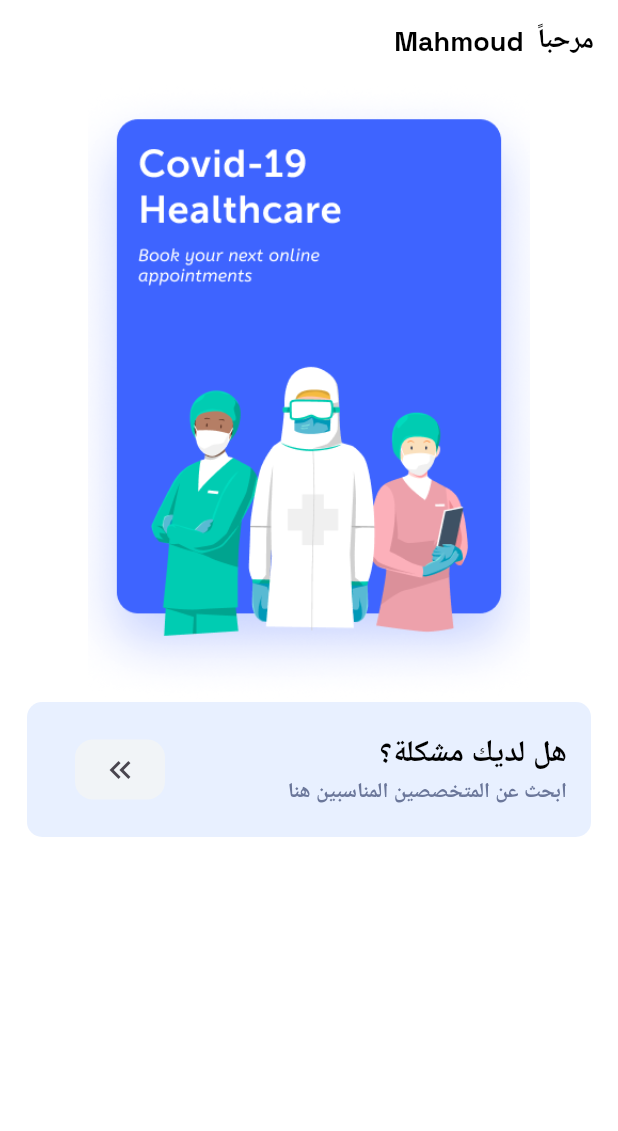
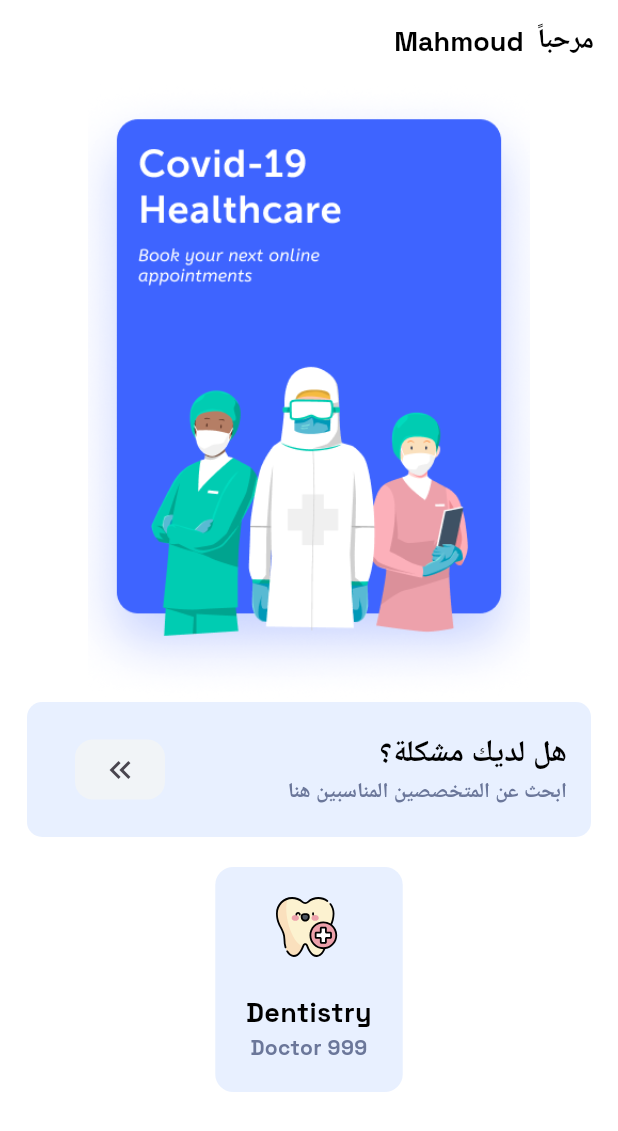
Before and after one commit to Open-Sourcers/DocLink_Flutter, a Flutter app: the HomeView screen opened by its route, on a phone screen of 412 x 824 dp. Shown: the top 1131 px of the screen. Run offline on Flutter 3.47's test engine with Material 3 defaults, Android fonts, the phone set to English and light mode, and no system bars; our stand-ins replace awesome_dialog, dartz, dio, flutter_bloc, flutter_screenutil, flutter_svg and 7 more.

Commit message:
create Custom Specialty Card

```diff
--- a/lib/core/utils/app_colors.dart
+++ b/lib/core/utils/app_colors.dart
@@ -5,6 +5,7 @@ class AppColors {
   static const Color black = Color(0xff000000);
   static const Color white = Color(0xffffffff);
   static const Color grey = Color(0xff6b779a);
+  static const Color grey200 = Color.fromARGB(255, 232, 240, 255);
   static const Color txtFieldTxtColor = Color(0xff626262);
   static const Color txtFieldFilledColor = Color(0xfff1f4ff);
 }
--- a/lib/core/utils/app_images.dart
+++ b/lib/core/utils/app_images.dart
@@ -126,6 +126,10 @@ class AppImages {
   /// assets/images/Success.svg
   static const String imagesSuccess = "assets/images/Success.svg";
 
+  /// Assets for imagesTestDentist
+  /// assets/images/test_dentist.svg
+  static const String imagesTestDentist = "assets/images/test_dentist.svg";
+
   /// Assets for imagesVerify
   /// assets/images/verify.png
   static const String imagesVerify = "assets/images/verify.png";
--- /dev/null
+++ b/lib/features/user_views/home/presentation/views/widgets/custom_specialty_card.dart
@@ -0,0 +1,50 @@
+import 'package:doc_link_project/core/utils/app_colors.dart';
+import 'package:doc_link_project/core/utils/app_images.dart';
+import 'package:doc_link_project/core/utils/styless.dart';
+import 'package:flutter/material.dart';
+import 'package:flutter_svg/svg.dart';
+
+class CustomSpecialtyCard extends StatelessWidget {
+  const CustomSpecialtyCard({
+    super.key,
+  });
+
+  @override
+  Widget build(BuildContext context) {
+    return Container(
+      height: 150,
+      width: 125,
+      decoration: BoxDecoration(
+        color: AppColors.grey200,
+        borderRadius: BorderRadius.circular(12),
+        // border: Border.all(width: 0.5)
+      ),
+      child: Padding(
+        padding: const EdgeInsets.all(8.0),
+        child: Column(
+          mainAxisAlignment: MainAxisAlignment.spaceAround,
+          children: [
+            SvgPicture.asset(
+              AppImages.imagesTestDentist,
+              fit: BoxFit.fill,
+            ),
+            // const SizedBox(height: 20),
+             Column(
+              children: [
+                Text(
+                  'Dentistry',
+                  style:
+                      Styless.textBold18.copyWith(color: AppColors.black),
+                ),
+                Text(
+                  '999 Doctor',
+                  style: Styless.textBold14.copyWith(color: AppColors.grey),
+                ),
+              ],
+            )
+          ],
+        ),
+      ),
+    );
+  }
+}
--- a/lib/features/user_views/home/presentation/views/widgets/home_view_body.dart
+++ b/lib/features/user_views/home/presentation/views/widgets/home_view_body.dart
@@ -1,3 +1,4 @@
+import 'package:doc_link_project/features/user_views/home/presentation/views/widgets/custom_specialty_card.dart';
 import 'package:doc_link_project/features/user_views/home/presentation/views/widgets/home_advertisements.dart';
 import 'package:doc_link_project/features/user_views/home/presentation/views/widgets/search_about_siutable_doctor_section.dart';
 import 'package:flutter/material.dart';
@@ -11,6 +12,8 @@ class HomeViewBody extends StatelessWidget {
       children: [
         HomeAdvertisementsSection(),
         SearchAboutSuitableDoctorSection(),
+        SizedBox(height: 20),
+        CustomSpecialtyCard(),
       ],
     );
   }
--- a/lib/features/user_views/home/presentation/views/widgets/search_about_siutable_doctor_section.dart
+++ b/lib/features/user_views/home/presentation/views/widgets/search_about_siutable_doctor_section.dart
@@ -18,7 +18,7 @@ class SearchAboutSuitableDoctorSection extends StatelessWidget {
       margin: const EdgeInsets.symmetric(horizontal: 18),
       decoration: BoxDecoration(
         borderRadius: BorderRadius.circular(10.0),
-        color: const Color.fromARGB(255, 232, 240, 255),
+        color: AppColors.grey200,
       ),
       child: Center(
         child: ListTile(
```
Also changed, not shown: assets/images/test_dentist.svg (added).
